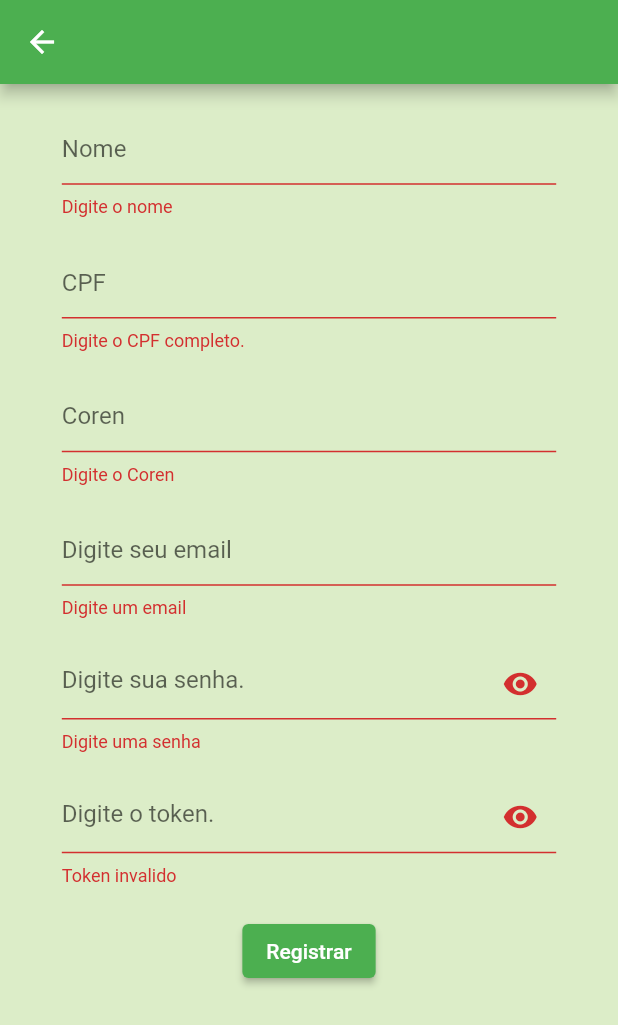
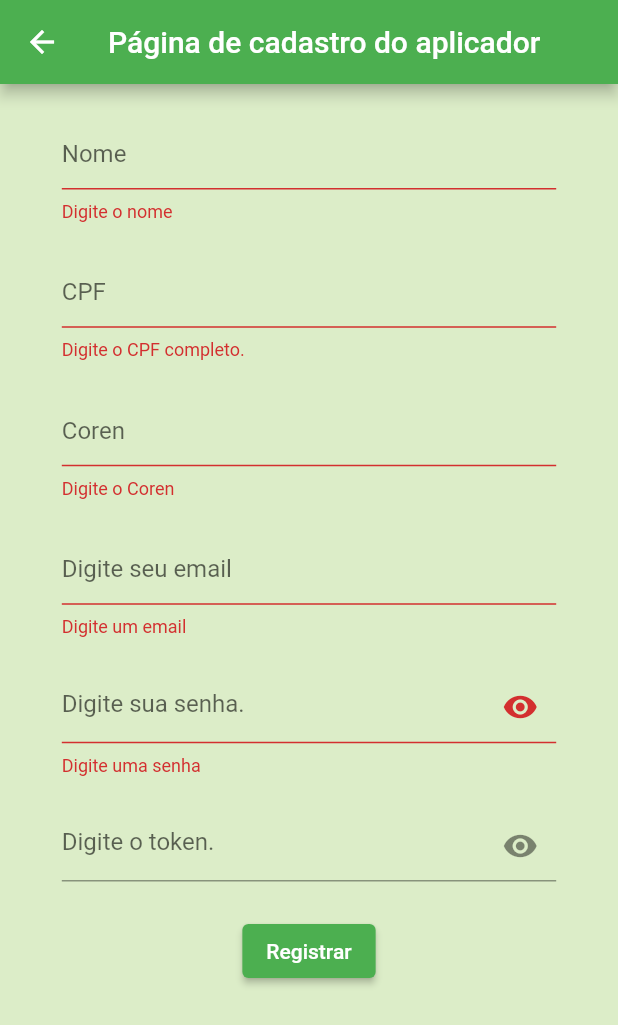
Before and after one commit to mtlira/vaccine-form-scanner, a Flutter app: the CadastroAplicador screen opened directly with empty values, after a tap on "Registrar", on a phone screen of 412 x 824 dp. Shown: the top 1025 px of the screen. Run offline on Flutter 3.47's test engine with Material 2 defaults, Android fonts, the phone set to English and light mode, and no system bars; our stand-ins replace camera, cloud_firestore, datetime_picker_formfield, firebase_auth, firebase_core, mask_text_input_formatter and 1 more; missing offline and left inert: firebase_ml_vision; accounts and stored records are empty.

Commit message:
Tokens puxados na TelaLogin

```diff
--- a/lib/TelaCadastroAplicador.dart
+++ b/lib/TelaCadastroAplicador.dart
@@ -6,9 +6,10 @@
 import 'package:flutter/services.dart';
 
 class CadastroAplicador extends StatefulWidget {
-  const CadastroAplicador(this.aplicador, {Key? key, this.title})
+  const CadastroAplicador(this.aplicador, this.tokens, {Key? key})
       : super(key: key);
-  final String? title;
+
+  final dynamic tokens;
   final Map<String, dynamic> aplicador;
   @override
   _CadastroAplicadorState createState() => _CadastroAplicadorState();
@@ -76,44 +77,17 @@
   }
 
   String? _validarToken(String? token) {
-    dynamic db = FirebaseFirestore.instance
-        .collection('tokens')
-        .get(); //FirebaseDatabase.instance.reference().child("tokens");
-
-    db.then((snapshot) {
-      List data = snapshot.docs;
-      for (var valor in data) {
-        print(valor.data()['token']);
-        if (valor.data()['token'] == token) {
-          achou = true;
-          print(achou);
-          return null;
-        }
-      }
-      print(achou);
-      // data.any((valores) {
-      //   print(valores.data());
-      //   if (token == valores.data()['token']) {
-      //     achou = true;
-      //     // print(achou);
-      //   }
-      //   return achou;
-      // });
-    });
-    if (!achou) {
-      print(achou);
-      print("entrou");
-      return "Token invalido";
+    for (var i in widget.tokens) {
+      if (i['token'] == token) return null;
     }
-
-    return achou ? null : "Token invalido";
+    return 'Token inválido';
   }
 
   @override
   Widget build(BuildContext context) {
     Size tamanhoDispositivo = MediaQuery.of(context).size;
     return Scaffold(
-      appBar: AppBar(title: Text(widget.title!)),
+      appBar: AppBar(title: Text('Página de cadastro do aplicador')),
       body: SingleChildScrollView(
         child: Center(
           child: Container(
@@ -139,6 +113,7 @@
                       ],
                       textInputAction: TextInputAction.next,
                       decoration: InputDecoration(hintText: "CPF"),
+                      keyboardType: TextInputType.number,
                       validator: (input) => _validarCPF(input),
                       onChanged: (input) => widget.aplicador['CPF'] = input),
                   Spacer(),
```
Also changed, not shown: lib/TelaLogin.dart (+42 -15 lines).
